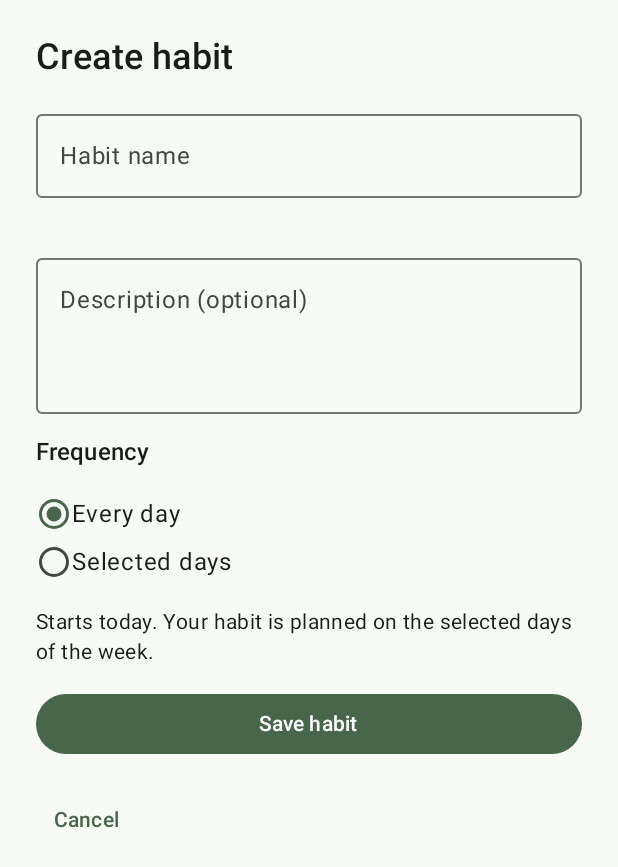
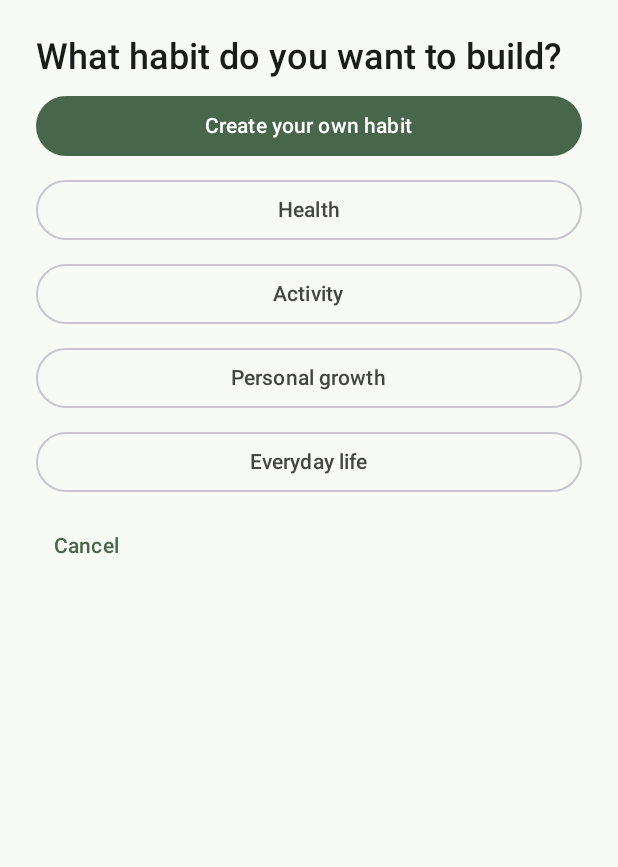
Before and after one commit to jaskotel1/jivana-app, an Android app built with Jetpack Compose: the screen it shows after launch (MainActivity), after a tap on "Create habit", on a phone screen of 412 x 824 dp. Shown: the top 867 px of the screen. Run offline under Robolectric (Android 15) with nearby library versions, the light colour scheme and no system bars; our stand-ins replace Dagger/Hilt's generated code, Room's generated code; 3 statements that could not run were skipped.

Commit message:
JIV-54 Add habit catalog and frequency configuration

```diff
--- a/app/src/main/java/com/uniccomj/jivana/domain/model/HabitSchedule.kt
+++ b/app/src/main/java/com/uniccomj/jivana/domain/model/HabitSchedule.kt
@@ -7,7 +7,11 @@ sealed interface HabitSchedule {
 
     data class WeeklyTarget(val completionsPerWeek: Int) : HabitSchedule {
         init {
-            require(completionsPerWeek in 1..DayOfWeek.entries.size)
+            require(completionsPerWeek in AllowedTargets)
+        }
+
+        companion object {
+            val AllowedTargets = 1..DayOfWeek.entries.size
         }
     }
 
--- a/app/src/main/java/com/uniccomj/jivana/presentation/habitcreate/CreateHabitScreen.kt
+++ b/app/src/main/java/com/uniccomj/jivana/presentation/habitcreate/CreateHabitScreen.kt
@@ -26,62 +26,64 @@ import androidx.compose.runtime.Composable
 import androidx.compose.runtime.LaunchedEffect
 import androidx.compose.runtime.collectAsState
 import androidx.compose.runtime.getValue
+import androidx.compose.runtime.mutableStateOf
+import androidx.compose.runtime.saveable.rememberSaveable
+import androidx.compose.runtime.setValue
 import androidx.compose.ui.Alignment
 import androidx.compose.ui.Modifier
+import androidx.compose.ui.platform.LocalFocusManager
 import androidx.compose.ui.platform.testTag
-import androidx.compose.ui.res.stringArrayResource
 import androidx.compose.ui.res.stringResource
 import androidx.compose.ui.semantics.Role
-import androidx.compose.ui.semantics.contentDescription
-import androidx.compose.ui.semantics.semantics
 import androidx.compose.ui.unit.dp
 import com.uniccomj.jivana.R
-import java.time.DayOfWeek
+import com.uniccomj.jivana.domain.model.HabitSchedule
+import com.uniccomj.jivana.domain.usecase.CreateHabitUseCase
+import com.uniccomj.jivana.domain.usecase.HabitValidationError
 
 @Composable
 fun CreateHabitRoute(viewModel: CreateHabitViewModel, onBack: () -> Unit) {
     val state by viewModel.state.collectAsState()
+    var expandedCategory by rememberSaveable { mutableStateOf<String?>(null) }
     LaunchedEffect(state.saved) { if (state.saved) onBack() }
-    BackHandler(enabled = state.saving) {
-        /* Keep the transaction and its visible result together. */
+    BackHandler(enabled = state.configuring) {
+        viewModel.returnToCatalog()
     }
-    CreateHabitScreen(
-        state = state,
-        onNameChange = viewModel::updateName,
-        onDescriptionChange = viewModel::updateDescription,
-        onFrequencyChange = viewModel::selectEveryDay,
-        onDayClick = viewModel::toggleDay,
-        onSave = viewModel::save,
-        onBack = onBack
-    )
+    if (state.configuring) {
+        CreateHabitForm(state, viewModel)
+    } else {
+        HabitCatalogScreen(
+            expandedCategory = expandedCategory,
+            onCategoryClick = { expandedCategory = it.takeUnless { it == expandedCategory } },
+            onTemplateClick = viewModel::openForm,
+            onCustomClick = { viewModel.openForm() },
+            onBack = onBack
+        )
+    }
 }
 
 @Composable
-fun CreateHabitScreen(
-    state: CreateHabitUiState,
-    onNameChange: (String) -> Unit,
-    onDescriptionChange: (String) -> Unit,
-    onFrequencyChange: (Boolean) -> Unit,
-    onDayClick: (DayOfWeek) -> Unit,
-    onSave: () -> Unit,
-    onBack: () -> Unit,
-    modifier: Modifier = Modifier
-) {
+private fun CreateHabitForm(state: CreateHabitUiState, viewModel: CreateHabitViewModel) {
+    val focus = LocalFocusManager.current
+    val scroll = rememberScrollState()
+    LaunchedEffect(state.validationError) {
+        if (state.validationError != null) scroll.scrollTo(0)
+    }
     Column(
-        modifier = modifier.fillMaxSize().imePadding().verticalScroll(
-            rememberScrollState()
-        ).padding(24.dp),
+        modifier = Modifier.fillMaxSize().imePadding().verticalScroll(scroll).padding(24.dp),
         verticalArrangement = Arrangement.spacedBy(16.dp)
     ) {
         Text(
             stringResource(R.string.habit_create_title),
             style = MaterialTheme.typography.headlineSmall
         )
-        HabitTextFields(state, onNameChange, onDescriptionChange)
-        HabitFrequency(state, onFrequencyChange, onDayClick)
-        Text(
-            stringResource(R.string.habit_starts_today),
-            style = MaterialTheme.typography.bodyMedium
+        HabitTextFields(state, viewModel::updateName, viewModel::updateDescription)
+        HabitFrequency(state, viewModel::selectWeekly, viewModel::selectWeeklyTarget)
+        HabitStartDate(
+            selectedDate = state.startDate,
+            enabled = state.canEdit,
+            today = viewModel.today,
+            onDateChange = viewModel::updateStartDate
         )
         state.saveFailure?.let { failure ->
             val message = when (failure) {
@@ -96,8 +98,11 @@ fun CreateHabitScreen(
             )
         }
         Button(
-            onClick = onSave,
-            enabled = !state.saving && !state.saved,
+            onClick = {
+                focus.clearFocus()
+                viewModel.save()
+            },
+            enabled = state.canEdit,
             modifier = Modifier.fillMaxWidth().testTag("habit_save")
         ) {
             if (state.saving) {
@@ -109,11 +114,11 @@ fun CreateHabitScreen(
             Text(stringResource(if (state.saving) R.string.habit_saving else R.string.habit_save))
         }
         TextButton(
-            onClick = onBack,
-            enabled = !state.saving,
+            onClick = viewModel::returnToCatalog,
+            enabled = state.canEdit,
             modifier = Modifier.testTag("habit_cancel")
         ) {
-            Text(stringResource(R.string.habit_cancel))
+            Text(stringResource(R.string.habit_catalog_back))
         }
     }
 }
@@ -124,17 +129,25 @@ private fun HabitTextFields(
     onNameChange: (String) -> Unit,
     onDescriptionChange: (String) -> Unit
 ) {
+    val nameError = when (state.validationError) {
+        HabitValidationError.NAME_REQUIRED -> stringResource(R.string.habit_name_required)
+
+        HabitValidationError.NAME_TOO_LONG -> stringResource(
+            R.string.habit_name_too_long,
+            CreateHabitUseCase.MaxNameLength
+        )
+
+        else -> null
+    }
     OutlinedTextField(
         value = state.name,
         onValueChange = onNameChange,
         label = { Text(stringResource(R.string.habit_name)) },
         placeholder = { Text(stringResource(R.string.habit_name_example)) },
         singleLine = true,
-        enabled = !state.saving,
-        isError = state.nameRequired,
-        supportingText = {
-            if (state.nameRequired) Text(stringResource(R.string.habit_name_required))
-        },
+        enabled = state.canEdit,
+        isError = nameError != null,
+        supportingText = { nameError?.let { Text(it) } },
         modifier = Modifier.fillMaxWidth().testTag("habit_name")
     )
     OutlinedTextField(
@@ -142,7 +155,7 @@ private fun HabitTextFields(
         onValueChange = onDescriptionChange,
         label = { Text(stringResource(R.string.habit_description)) },
         minLines = 3,
-        enabled = !state.saving,
+        enabled = state.canEdit,
         modifier = Modifier.fillMaxWidth().testTag("habit_description")
     )
 }
@@ -151,54 +164,52 @@ private fun HabitTextFields(
 private fun HabitFrequency(
     state: CreateHabitUiState,
     onFrequencyChange: (Boolean) -> Unit,
-    onDayClick: (DayOfWeek) -> Unit
+    onTargetChange: (Int) -> Unit
 ) {
     Text(stringResource(R.string.habit_frequency), style = MaterialTheme.typography.titleMedium)
     Column(Modifier.selectableGroup()) {
-        listOf(true, false).forEach { everyDay ->
+        listOf(false, true).forEach { weekly ->
             Row(
-                Modifier.fillMaxWidth().testTag(if (everyDay) "habit_daily" else "habit_weekly")
+                Modifier.fillMaxWidth().testTag(if (weekly) "habit_weekly" else "habit_daily")
                     .selectable(
-                        selected = state.everyDay == everyDay,
-                        enabled = !state.saving,
+                        selected = state.weekly == weekly,
+                        enabled = state.canEdit,
                         role = Role.RadioButton,
-                        onClick = { onFrequencyChange(everyDay) }
+                        onClick = { onFrequencyChange(weekly) }
                     ).padding(vertical = 4.dp),
                 verticalAlignment = Alignment.CenterVertically
             ) {
                 RadioButton(
-                    selected = state.everyDay == everyDay,
+                    selected = state.weekly == weekly,
                     onClick = null,
-                    enabled = !state.saving
+                    enabled = state.canEdit
                 )
                 Text(
                     stringResource(
-                        if (everyDay) R.string.habit_every_day else R.string.habit_selected_days
+                        if (weekly) R.string.habit_weekly_target else R.string.habit_every_day
                     )
                 )
             }
         }
     }
-    if (!state.everyDay) {
-        val shortNames = stringArrayResource(R.array.habit_weekdays_short)
-        val fullNames = stringArrayResource(R.array.habit_weekdays_full)
-        FlowRow(horizontalArrangement = Arrangement.spacedBy(8.dp)) {
-            DayOfWeek.entries.forEach { day ->
-                FilterChip(
-                    selected = day in state.scheduledDays,
-                    onClick = { onDayClick(day) },
-                    enabled = !state.saving,
-                    label = { Text(shortNames[day.ordinal]) },
-                    modifier = Modifier.testTag("habit_day_${day.name}")
-                        .semantics { contentDescription = fullNames[day.ordinal] }
-                )
-            }
+    if (state.weekly) {
+        WeeklyGoal(state.weeklyTarget, state.canEdit, onTargetChange)
+    }
+}
+
+@Composable
+private fun WeeklyGoal(target: Int, enabled: Boolean, onTargetChange: (Int) -> Unit) {
+    Text(stringResource(R.string.habit_weekly_goal), style = MaterialTheme.typography.titleMedium)
+    Text(stringResource(R.string.habit_weekly_goal_hint))
+    FlowRow(Modifier.selectableGroup(), horizontalArrangement = Arrangement.spacedBy(8.dp)) {
+        for (goal in HabitSchedule.WeeklyTarget.AllowedTargets) {
+            FilterChip(
+                selected = target == goal,
+                onClick = { onTargetChange(goal) },
+                enabled = enabled,
+                label = { Text(stringResource(R.string.habit_weekly_goal_number, goal)) },
+                modifier = Modifier.testTag("habit_target_$goal")
+            )
         }
     }
-    if (state.daysRequired) {
-        Text(
-            stringResource(R.string.habit_days_required),
-            color = MaterialTheme.colorScheme.error
-        )
-    }
 }
--- a/app/src/main/java/com/uniccomj/jivana/presentation/habitcreate/CreateHabitUiState.kt
+++ b/app/src/main/java/com/uniccomj/jivana/presentation/habitcreate/CreateHabitUiState.kt
@@ -1,17 +1,23 @@
 package com.uniccomj.jivana.presentation.habitcreate
 
-import java.time.DayOfWeek
+import com.uniccomj.jivana.domain.usecase.HabitValidationError
+import java.time.LocalDate
 
 enum class HabitSaveFailure { ACTIVE_HABIT, REQUEST_TOKEN, STORAGE }
 
 data class CreateHabitUiState(
+    val configuring: Boolean = false,
     val name: String = "",
     val description: String = "",
-    val scheduledDays: Set<DayOfWeek> = DayOfWeek.entries.toSet(),
-    val everyDay: Boolean = true,
+    val weekly: Boolean = false,
+    val weeklyTarget: Int = DefaultWeeklyTarget,
+    val startDate: LocalDate? = null,
     val saving: Boolean = false,
-    val nameRequired: Boolean = false,
-    val daysRequired: Boolean = false,
+    val validationError: HabitValidationError? = null,
     val saveFailure: HabitSaveFailure? = null,
     val saved: Boolean = false
-)
+) {
+    internal val canEdit get() = configuring && !saving && !saved
+}
+
+internal const val DefaultWeeklyTarget = 3
--- /dev/null
+++ b/app/src/main/java/com/uniccomj/jivana/presentation/habitcreate/HabitCatalog.kt
@@ -0,0 +1,128 @@
+package com.uniccomj.jivana.presentation.habitcreate
+
+import androidx.annotation.StringRes
+import com.uniccomj.jivana.R
+
+internal data class HabitCategory(
+    val id: String,
+    @param:StringRes val title: Int,
+    val templates: List<HabitTemplate>
+)
+
+internal data class HabitTemplate(
+    val id: String,
+    @param:StringRes val name: Int,
+    @param:StringRes val description: Int? = null,
+    val suggestedWeeklyTarget: Int? = null
+)
+
+internal val HabitCatalog = listOf(
+    HabitCategory(
+        "health",
+        R.string.habit_category_health,
+        listOf(
+            HabitTemplate(
+                "drink_water",
+                R.string.habit_template_drink_water,
+                R.string.habit_template_drink_water_description
+            ),
+            HabitTemplate(
+                "eat_healthy",
+                R.string.habit_template_eat_healthy,
+                R.string.habit_template_eat_healthy_description
+            ),
+            HabitTemplate(
+                "limit_sweets",
+                R.string.habit_template_limit_sweets,
+                R.string.habit_template_limit_sweets_description
+            ),
+            HabitTemplate(
+                "eat_vegetables",
+                R.string.habit_template_eat_vegetables,
+                R.string.habit_template_eat_vegetables_description
+            )
+        )
+    ),
+    HabitCategory(
+        "activity",
+        R.string.habit_category_activity,
+        listOf(
+            HabitTemplate(
+                "walk",
+                R.string.habit_template_walk,
+                R.string.habit_template_walk_description
+            ),
+            HabitTemplate(
+                "workout",
+                R.string.habit_template_workout,
+                R.string.habit_template_workout_description,
+                suggestedWeeklyTarget = 3
+            ),
+            HabitTemplate(
+                "run",
+                R.string.habit_template_run,
+                R.string.habit_template_run_description,
+                suggestedWeeklyTarget = 2
+            ),
+            HabitTemplate(
+                "stretch",
+                R.string.habit_template_stretch,
+                R.string.habit_template_stretch_description
+            )
+        )
+    ),
+    HabitCategory(
+        "growth",
+        R.string.habit_category_growth,
+        listOf(
+            HabitTemplate(
+                "read",
+                R.string.habit_template_read,
+                R.string.habit_template_read_description
+            ),
+            HabitTemplate(
+                "learn_language",
+                R.string.habit_template_learn_language,
+                R.string.habit_template_learn_language_description,
+                suggestedWeeklyTarget = 4
+            ),
+            HabitTemplate(
+                "meditate",
+                R.string.habit_template_meditate,
+                R.string.habit_template_meditate_description
+            ),
+            HabitTemplate(
+                "learn_skill",
+                R.string.habit_template_learn_skill,
+                R.string.habit_template_learn_skill_description,
+                suggestedWeeklyTarget = 3
+            )
+        )
+    ),
+    HabitCategory(
+        "everyday",
+        R.string.habit_category_everyday,
+        listOf(
+            HabitTemplate(
+                "tidy_up",
+                R.string.habit_template_tidy_up,
+                R.string.habit_template_tidy_up_description
+            ),
+            HabitTemplate(
+                "limit_phone",
+                R.string.habit_template_limit_phone,
+                R.string.habit_template_limit_phone_description
+            ),
+            HabitTemplate(
+                "plan_day",
+                R.string.habit_template_plan_day,
+                R.string.habit_template_plan_day_description
+            ),
+            HabitTemplate(
+                "journal",
+                R.string.habit_template_journal,
+                R.string.habit_template_journal_description
+            )
+        )
+    )
+)
--- /dev/null
+++ b/app/src/main/java/com/uniccomj/jivana/presentation/habitcreate/HabitCatalogScreen.kt
@@ -0,0 +1,68 @@
+package com.uniccomj.jivana.presentation.habitcreate
+
+import androidx.compose.foundation.layout.Arrangement
+import androidx.compose.foundation.layout.Column
+import androidx.compose.foundation.layout.fillMaxSize
+import androidx.compose.foundation.layout.fillMaxWidth
+import androidx.compose.foundation.layout.padding
+import androidx.compose.foundation.rememberScrollState
+import androidx.compose.foundation.verticalScroll
+import androidx.compose.material3.Button
+import androidx.compose.material3.MaterialTheme
+import androidx.compose.material3.OutlinedButton
+import androidx.compose.material3.Text
+import androidx.compose.material3.TextButton
+import androidx.compose.runtime.Composable
+import androidx.compose.ui.Modifier
+import androidx.compose.ui.platform.testTag
+import androidx.compose.ui.res.stringResource
+import androidx.compose.ui.unit.dp
+import com.uniccomj.jivana.R
+
+@Composable
+internal fun HabitCatalogScreen(
+    expandedCategory: String?,
+    onCategoryClick: (String) -> Unit,
+    onTemplateClick: (HabitTemplate, String, String) -> Unit,
+    onCustomClick: () -> Unit,
+    onBack: () -> Unit
+) {
+    Column(
+        modifier = Modifier.fillMaxSize().verticalScroll(rememberScrollState()).padding(24.dp),
+        verticalArrangement = Arrangement.spacedBy(8.dp)
+    ) {
+        Text(
+            stringResource(R.string.habit_catalog_title),
+            style = MaterialTheme.typography.headlineSmall
+        )
+        Button(
+            onClick = onCustomClick,
+            modifier = Modifier.fillMaxWidth().testTag("habit_catalog_custom")
+        ) {
+            Text(stringResource(R.string.habit_catalog_custom))
+        }
+        for (category in HabitCatalog) {
+            OutlinedButton(
+                onClick = { onCategoryClick(category.id) },
+                modifier = Modifier.fillMaxWidth().testTag("habit_category_${category.id}")
+            ) {
+                Text(stringResource(category.title))
+            }
+            if (expandedCategory == category.id) {
+                for (template in category.templates) {
+                    val name = stringResource(template.name)
+                    val description = template.description?.let { stringResource(it) }.orEmpty()
+                    TextButton(
+                        onClick = { onTemplateClick(template, name, description) },
+                        modifier = Modifier.fillMaxWidth().testTag("habit_template_${template.id}")
+                    ) {
+                        Text(name)
+                    }
+                }
+            }
+        }
+        TextButton(onClick = onBack, modifier = Modifier.testTag("habit_catalog_cancel")) {
+            Text(stringResource(R.string.habit_cancel))
+        }
+    }
+}
--- a/app/src/main/res/values/strings.xml
+++ b/app/src/main/res/values/strings.xml
@@ -10,13 +10,10 @@
     <string name="habit_description">Description (optional)</string>
     <string name="habit_frequency">Frequency</string>
     <string name="habit_every_day">Every day</string>
-    <string name="habit_selected_days">Selected days</string>
-    <string name="habit_starts_today">Starts today. Your habit is planned on the selected days of the week.</string>
     <string name="habit_save">Save habit</string>
     <string name="habit_saving">Saving…</string>
     <string name="habit_cancel">Cancel</string>
     <string name="habit_name_required">Enter a habit name.</string>
-    <string name="habit_days_required">Select at least one day.</string>
     <string name="habit_save_error">Could not save your habit. Your entries are preserved. Please try again.</string>
     <string name="habit_schedule_error">Could not update your habit schedule. Please try again.</string>
     <string name="habit_retry">Try again</string>
@@ -30,11 +27,52 @@
     <string name="habit_keep">Keep this habit</string>
     <string name="habit_keep_confirmation">“%1$s” will stay active. The other active habits will be archived and their history will be kept.</string>
     <string name="habit_management_error">Could not update or load your habits. Please try again.</string>
-    <string-array name="habit_weekdays_short">
-        <item>Mon</item><item>Tue</item><item>Wed</item><item>Thu</item><item>Fri</item><item>Sat</item><item>Sun</item>
-    </string-array>
-    <string-array name="habit_weekdays_full">
-        <item>Monday</item><item>Tuesday</item><item>Wednesday</item><item>Thursday</item>
-        <item>Friday</item><item>Saturday</item><item>Sunday</item>
-    </string-array>
+    <string name="habit_catalog_title">What habit do you want to build?</string>
+    <string name="habit_catalog_custom">Create your own habit</string>
+    <string name="habit_catalog_back">Back to catalog</string>
+    <string name="habit_weekly_target">A set number of times per week</string>
+    <string name="habit_weekly_goal">Weekly goal</string>
+    <string name="habit_weekly_goal_number">%1$d</string>
+    <string name="habit_weekly_goal_hint">You can do this habit on any day of the week.</string>
+    <string name="habit_start_date">Start date</string>
+    <string name="habit_start_date_today">Today</string>
+    <string name="habit_start_date_use_today">Use today</string>
+    <string name="habit_date_confirm">Confirm date</string>
+    <string name="habit_name_too_long">Use %1$d characters or fewer.</string>
+    <string name="habit_category_health">Health</string>
+    <string name="habit_template_drink_water">Drink water</string>
+    <string name="habit_template_drink_water_description">Drink a glass of water at a regular time.</string>
+    <string name="habit_template_eat_healthy">Eat healthily</string>
+    <string name="habit_template_eat_healthy_description">Plan one balanced meal.</string>
+    <string name="habit_template_limit_sweets">Limit sweets</string>
+    <string name="habit_template_limit_sweets_description">Swap a sweet snack for something else.</string>
+    <string name="habit_template_eat_vegetables">Eat vegetables</string>
+    <string name="habit_template_eat_vegetables_description">Add a serving of vegetables to a meal.</string>
+    <string name="habit_category_activity">Activity</string>
+    <string name="habit_template_walk">Go for a walk</string>
+    <string name="habit_template_walk_description">Take a short walk.</string>
+    <string name="habit_template_workout">Work out</string>
+    <string name="habit_template_workout_description">Do a workout that suits you.</string>
+    <string name="habit_template_run">Go for a run</string>
+    <string name="habit_template_run_description">Go for a run at an easy pace.</string>
+    <string name="habit_template_stretch">Stretch</string>
+    <string name="habit_template_stretch_description">Spend a few minutes stretching.</string>
+    <string name="habit_category_growth">Personal growth</string>
+    <string name="habit_template_read">Read books</string>
+    <string name="habit_template_read_description">Read a few pages of a book.</string>
+    <string name="habit_template_learn_language">Learn a language</string>
+    <string name="habit_template_learn_language_description">Practise a language for a few minutes.</string>
+    <string name="habit_template_meditate">Meditate</string>
+    <string name="habit_template_meditate_description">Take a few minutes to sit quietly and focus on your breathing.</string>
+    <string name="habit_template_learn_skill">Learn a new skill</string>
+    <string name="habit_template_learn_skill_description">Set aside time to practise one new skill.</string>
+    <string name="habit_category_everyday">Everyday life</string>
+    <string name="habit_template_tidy_up">Tidy up</string>
+    <string name="habit_template_tidy_up_description">Tidy one small area.</string>
+    <string name="habit_template_limit_phone">Limit phone use</string>
+    <string name="habit_template_limit_phone_description">Set aside some time away from your phone.</string>
+    <string name="habit_template_plan_day">Plan your day</string>
+    <string name="habit_template_plan_day_description">Write down your priorities for the day.</string>
+    <string name="habit_template_journal">Keep a journal</string>
+    <string name="habit_template_journal_description">Write a few sentences about your day.</string>
 </resources>
```
Also changed, not shown: app/src/main/java/com/uniccomj/jivana/domain/usecase/CreateHabitUseCase.kt (+28 -8 lines), app/src/main/java/com/uniccomj/jivana/presentation/habitcreate/CreateHabitViewModel.kt (+88 -59 lines), app/src/main/java/com/uniccomj/jivana/presentation/habitcreate/HabitStartDate.kt (added, +125 -0 lines), 8 other files.
